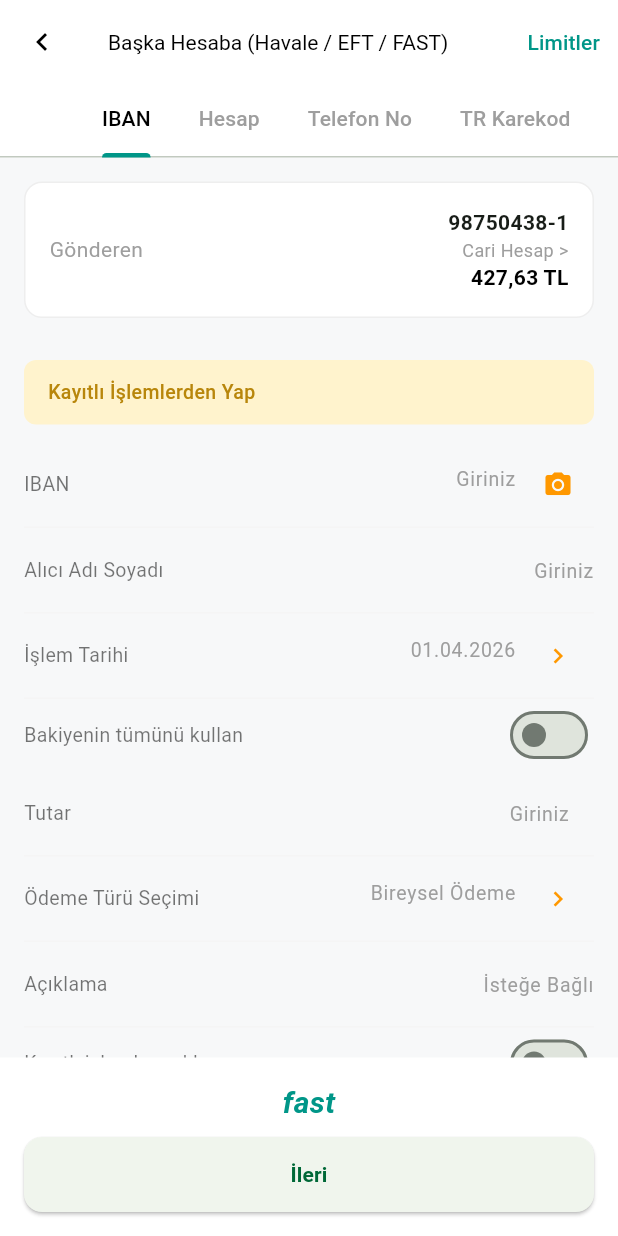
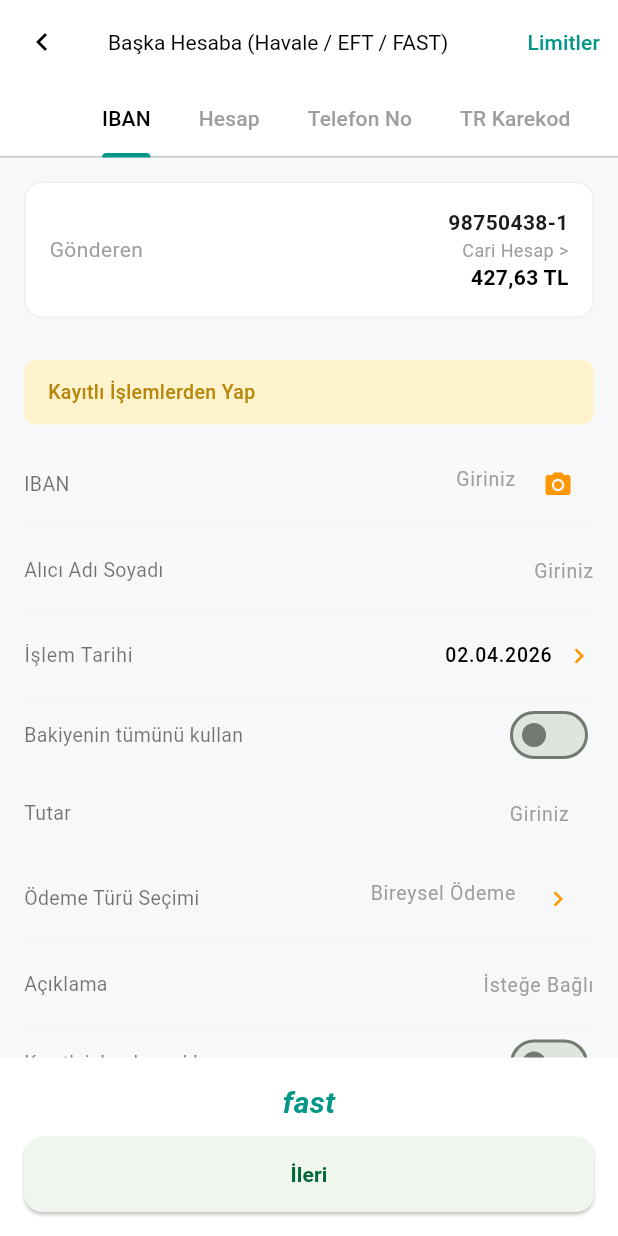
Before and after one commit to busrracnr/bankAPI, a Flutter app: the TransferFlowScreen screen opened directly, on a phone screen of 412 x 824 dp. Run offline on Flutter 3.47's test engine with Material 3 defaults, Android fonts, the phone set to English and light mode, and no system bars; our stand-ins replace flutter_riverpod.

Commit message:
Feature: İşlem tarihi alanına date picker (takvim) eklendi

```diff
--- a/lib/source/money_transfer/transfer_flow_screen.dart
+++ b/lib/source/money_transfer/transfer_flow_screen.dart
@@ -180,6 +180,47 @@ class TransferFlowScreen extends ConsumerWidget {
     );
   }
 
+  Widget _buildDatePickerField({required String label}) {
+    return Builder(
+      builder: (context) {
+        return Container(
+          decoration: BoxDecoration(border: Border(bottom: BorderSide(color: Colors.grey.shade100))),
+          child: ListTile(
+            contentPadding: EdgeInsets.zero,
+            title: Text(label, style: const TextStyle(color: Colors.black54, fontSize: 13)),
+            trailing: Row(
+              mainAxisSize: MainAxisSize.min,
+              children: [
+                Text(
+                  DateTime.now().toString().split(' ')[0].split('-').reversed.join('.'),
+                  style: const TextStyle(color: Colors.black, fontSize: 13, fontWeight: FontWeight.w500),
+                ),
+                const SizedBox(width: 8),
+                const Icon(Icons.chevron_right, color: Colors.orange, size: 20),
+              ],
+            ),
+            onTap: () async {
+              final DateTime? picked = await showDatePicker(
+                context: context,
+                initialDate: DateTime.now(),
+                firstDate: DateTime(2000),
+                lastDate: DateTime(2100),
+                locale: const Locale('tr', 'TR'),
+              );
+              if (picked != null) {
+                // Seçilen tarihi formatla (DD.MM.YYYY)
+                String formattedDate =
+                    "${picked.day.toString().padLeft(2, '0')}.${picked.month.toString().padLeft(2, '0')}.${picked.year}";
+                // Burada tarihi state'e kaydedebilirsin
+                print("Seçilen tarih: $formattedDate");
+              }
+            },
+          ),
+        );
+      },
+    );
+  }
+
   Widget _buildBottomArea(WidgetRef ref) {
     return Container(
       padding: const EdgeInsets.all(16),
@@ -220,7 +261,7 @@ class TransferFlowScreen extends ConsumerWidget {
         ),
         _customInput(label: "IBAN", hint: "Giriniz", icon: Icons.camera_alt),
         _customInput(label: "Alıcı Adı Soyadı", hint: "Giriniz"),
-        _customInput(label: "İşlem Tarihi", hint: "01.04.2026", icon: Icons.chevron_right),
+        _buildDatePickerField(label: "İşlem Tarihi"),
         _buildSwitchRow("Bakiyenin tümünü kullan"),
         _customInput(label: "Tutar", hint: "Giriniz", suffix: "TL"),
         _customInput(label: "Ödeme Türü Seçimi", hint: "Bireysel Ödeme", icon: Icons.chevron_right),
@@ -248,7 +289,7 @@ class TransferFlowScreen extends ConsumerWidget {
         ),
         _customInput(label: "Hesap No", hint: "Giriniz"),
         _customInput(label: "Alıcı Adı Soyadı", hint: "Giriniz"),
-        _customInput(label: "İşlem Tarihi", hint: "01.04.2026", icon: Icons.chevron_right),
+        _buildDatePickerField(label: "İşlem Tarihi"),
         _buildSwitchRow("Bakiyenin tümünü kullan"),
         _customInput(label: "Tutar", hint: "Giriniz", suffix: "TL"),
         _customInput(label: "Ödeme Türü Seçimi", hint: "Bireysel Ödeme", icon: Icons.chevron_right),
```
